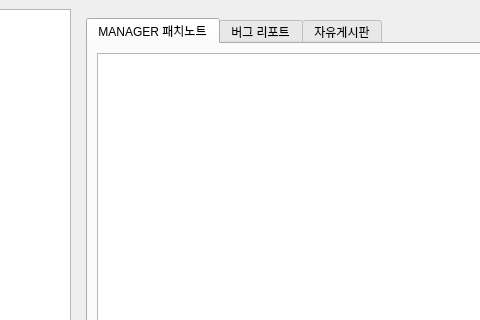
The window that manager/app/assets/gui.ui (yojun313/knpu) describes before a commit, drawn with Qt 5; both pictures show x 88 to 568 and y 0 to 320 of the 1069 by 787 pixel window.
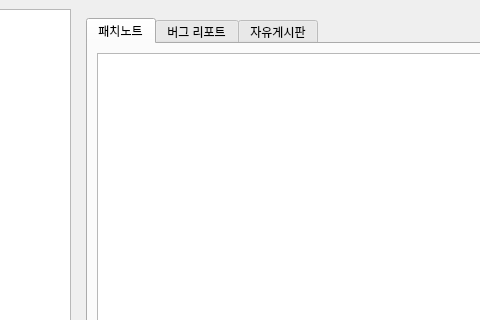
The same window after the commit. The open tabs and pages were chosen to show the change.

Commit message: Rename patch notes label and add board connection status & theme button

Diff of the .ui file:
```diff
--- a/manager/app/assets/gui.ui
+++ b/manager/app/assets/gui.ui
@@ -270,7 +270,7 @@
           </property>
           <widget class="QWidget" name="tab_version">
            <attribute name="title">
-            <string>MANAGER 패치노트</string>
+            <string>패치노트</string>
            </attribute>
            <layout class="QVBoxLayout" name="verticalLayout_tab_1">
             <item>
```
The commit also changes 6 other files.
